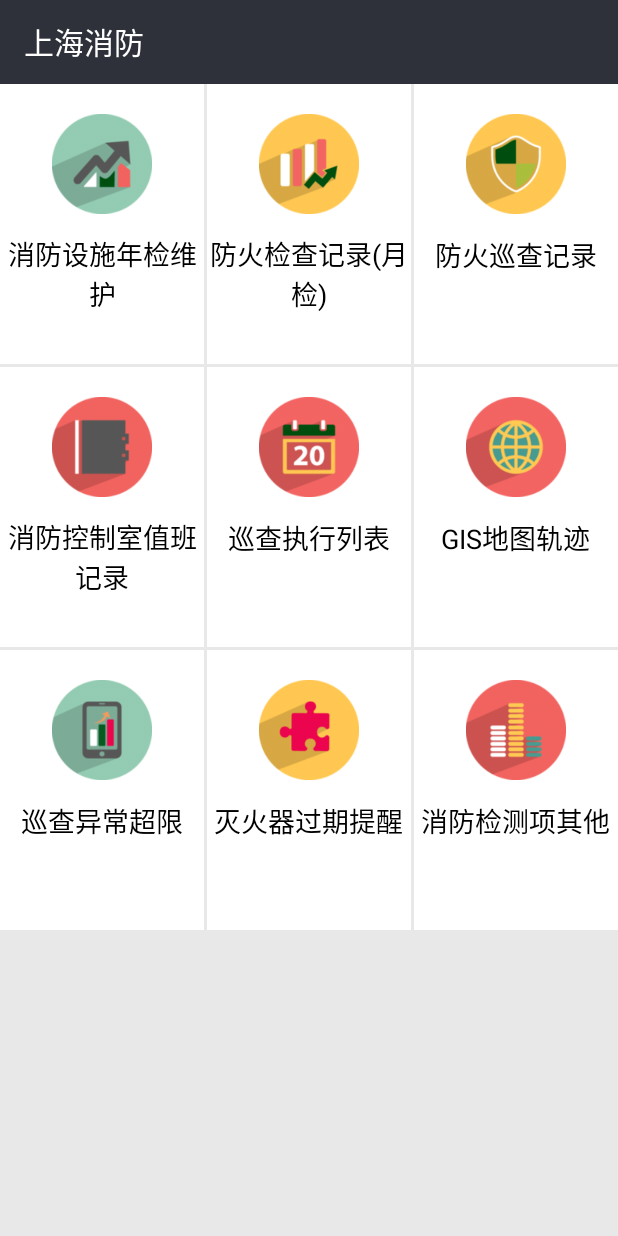
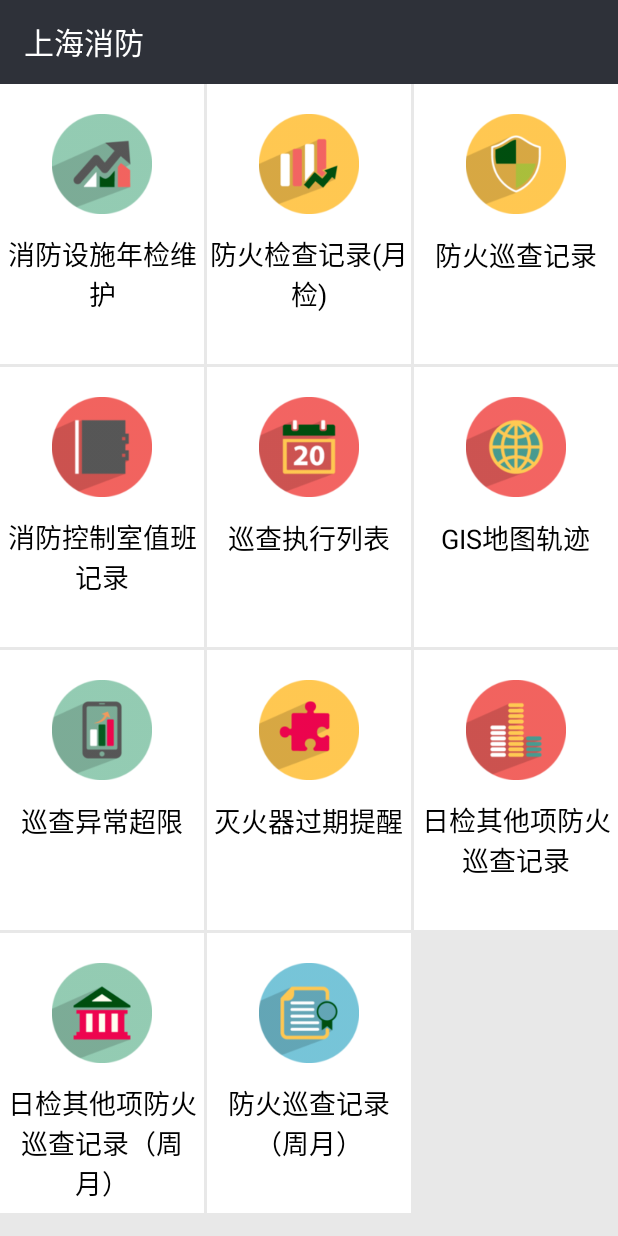
Before and after one commit to nowui/FireElectronicSentry, an Android app: the ApplyActivity screen opened directly, with no data from a screen before it, on a phone screen of 412 x 824 dp. Run offline under Robolectric (Android 15) with nearby library versions, the phone set to English and light mode, and no system bars.

Commit message:
2016-01-14 23:03

```diff
--- a/app/build.gradle
+++ b/app/build.gradle
@@ -8,8 +8,8 @@ android {
         applicationId "com.nowui.fireelectronicsentry"
         minSdkVersion 15
         targetSdkVersion 22
-        versionCode 12
-        versionName "1.1.2"
+        versionCode 13
+        versionName "1.1.3"
     }
     buildTypes {
         release {
--- a/app/src/main/java/com/nowui/fireelectronicsentry/activity/ApplyActivity.java
+++ b/app/src/main/java/com/nowui/fireelectronicsentry/activity/ApplyActivity.java
@@ -127,7 +127,17 @@ public class ApplyActivity extends AppCompatActivity {
 
         map = new HashMap<String, Object>();
         map.put("image", R.drawable.apply_menu_09);
-        map.put("text", "消防检测项其他");
+        map.put("text", "日检其他项防火巡查记录");
+        applyList.add(map);
+
+        map = new HashMap<String, Object>();
+        map.put("image", R.drawable.apply_menu_10);
+        map.put("text", "日检其他项防火巡查记录（周月）");
+        applyList.add(map);
+
+        map = new HashMap<String, Object>();
+        map.put("image", R.drawable.apply_menu_11);
+        map.put("text", "防火巡查记录（周月）");
         applyList.add(map);
 
         applyView = (GridView) findViewById(R.id.applyView);
@@ -180,6 +190,12 @@ public class ApplyActivity extends AppCompatActivity {
                 } else if (position == 8) {
                     intent.putExtra("url", Helper.WebUrl + "/Herigbit/WebSite/Report/FireInspectionRecordOtherReport.aspx?deptID=" + departmentId + "&userID=" + userId + "&usetType=" + usetType);
                     intent.setClass(ApplyActivity.this, CarActivity.class);
+                } else if (position == 9) {
+                    intent.putExtra("url", Helper.WebUrl + "/Herigbit/WebSite/Report/FireInspectionRecordOtherReportWeekMonth.aspx?deptID=" + departmentId + "&userID=" + userId + "&usetType=" + usetType);
+                    intent.setClass(ApplyActivity.this, CarActivity.class);
+                } else if (position == 10) {
+                    intent.putExtra("url", Helper.WebUrl + "/Herigbit/WebSite/Report/FireInspectionRecordReportWeekMonth.aspx?deptID=" + departmentId + "&userID=" + userId + "&usetType=" + usetType);
+                    intent.setClass(ApplyActivity.this, CarActivity.class);
                 }
 
                 /*if (position == 0) {
--- a/app/src/main/java/com/nowui/fireelectronicsentry/activity/MainActivity.java
+++ b/app/src/main/java/com/nowui/fireelectronicsentry/activity/MainActivity.java
@@ -652,7 +652,7 @@ public class MainActivity extends AppCompatActivity implements SurfaceHolder.Cal
 
         //checkTodayUnfinishedTaskCount();
 
-        loginSuccess();
+        //loginSuccess();
     }
 
     private void logout() {
```
Also changed, not shown: app/src/main/java/com/nowui/fireelectronicsentry/activity/CameraListActivity.java (+14 -0 lines), app/src/main/res/drawable/apply_menu_10.png (added), app/src/main/res/drawable/apply_menu_11.png (added).
